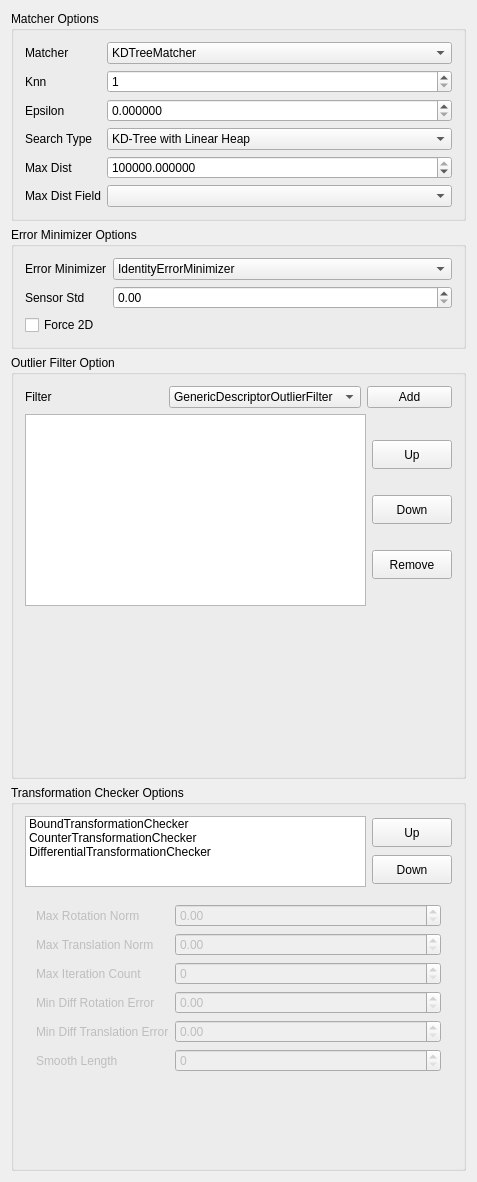
Above: ui/pqIcpPropertyWidget/pqIcpPropertyWidget.ui from Ellon/PointMatcherPlugin before the change. Below: the same form after it.
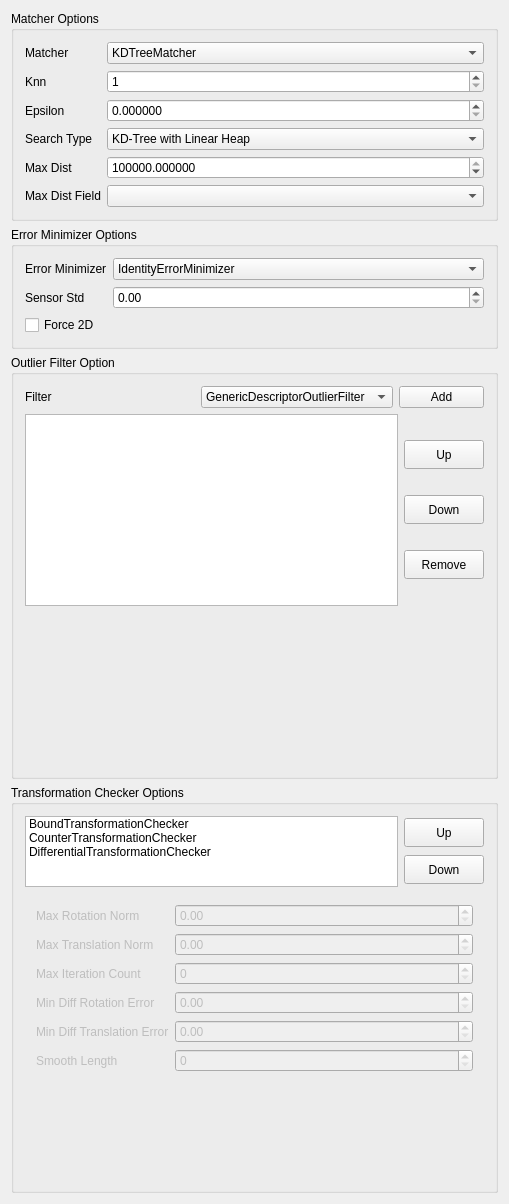
That is the form after the change. The open tabs and pages were chosen to show the change.

Commit message: WIP Even more on pqIcpPropertyWidget

```diff
--- a/ui/pqIcpPropertyWidget/pqIcpPropertyWidget.ui
+++ b/ui/pqIcpPropertyWidget/pqIcpPropertyWidget.ui
@@ -6,8 +6,8 @@
    <rect>
     <x>0</x>
     <y>0</y>
-    <width>477</width>
-    <height>1182</height>
+    <width>509</width>
+    <height>1204</height>
    </rect>
   </property>
   <property name="windowTitle">
```
Left out of the diff: 2 changed lines with no effect on the pictures. The commit also changes 2 other files.
